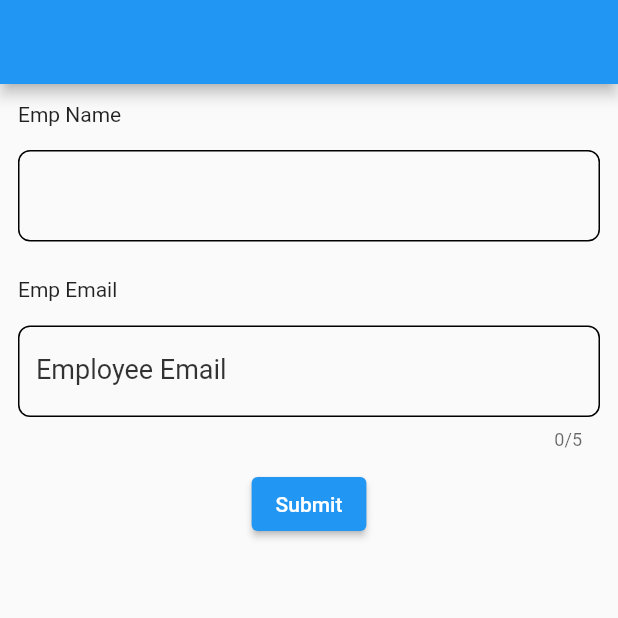
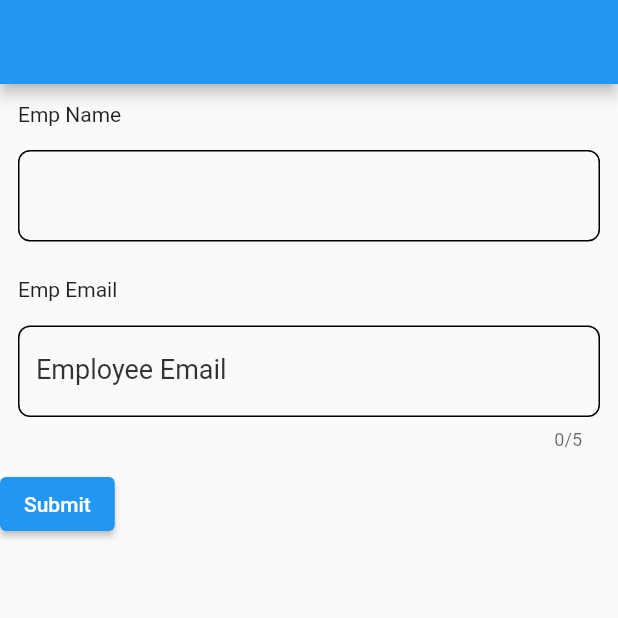
Before and after one commit to BunnyMan1/flutter_dynamic_forms, a Flutter app: the screen it shows after launch, on a phone screen of 412 x 824 dp, the top half of it. Run offline on Flutter 3.47's test engine with Material 2 defaults, Android fonts, the phone set to English and light mode, and no system bars.

Commit message:
updated form props model and form widget

```diff
--- a/lib/src/form/form_widget.dart
+++ b/lib/src/form/form_widget.dart
@@ -6,7 +6,7 @@ import '../models/base_model.dart';
 
 class FlutterDynamicForm extends StatefulWidget {
   final FlutterDynamicFormData formData;
-  final Function(Map<String, dynamic>)? onSubmit;
+  final void Function(Map<String, dynamic>)? onSubmit;
   const FlutterDynamicForm({
     Key? key,
     required this.formData,
@@ -20,10 +20,16 @@ class FlutterDynamicForm extends StatefulWidget {
 class _FlutterDynamicFormState extends State<FlutterDynamicForm> {
   @override
   void initState() {
+    // Check the list of components before the form is rendered.
     _componentsChecker();
     super.initState();
   }
 
+  /// This method will check the list of components for any duplicate name being used.
+  /// Since the `name` being passed is used as unique key, duplicate names will cause
+  /// undesired effects like values of one or more fields being overwritten. So this
+  /// check is required to avoid such scenarios. This method will throw an error with
+  /// the name of the duplicated key if found.
   _componentsChecker() {
     var checkMap = {};
     for (var i in widget.formData.components) {
@@ -36,7 +42,6 @@ class _FlutterDynamicFormState extends State<FlutterDynamicForm> {
   }
 
   final Map<String, dynamic> _values = {};
-  final Map<String, bool> _validations = {};
 
   @override
   Widget build(BuildContext context) {
@@ -51,11 +56,35 @@ class _FlutterDynamicFormState extends State<FlutterDynamicForm> {
                 ),
               )
               .toList(),
-          ElevatedButton(
-            onPressed: () {
-              if (widget.onSubmit != null) widget.onSubmit!(_values);
-            },
-            child: const Text("Submit"),
+          Row(
+            children: [
+              // If show reset button is true  AND
+              // if custom reset button is not given (null)
+              // --> SHOW default reset button
+              if (widget.formData.props?.showResetButton == true &&
+                  widget.formData.props?.customResetButton == null)
+                ElevatedButton(
+                  onPressed: () {
+                    if (widget.onSubmit != null) widget.onSubmit!(_values);
+                  },
+                  child: const Text("Reset"),
+                ),
+
+              // If show reset button is true  AND
+              // if custom reset button is given (not null)
+              // --> SHOW passed in custom reset button
+              if (widget.formData.props?.showResetButton == true &&
+                  widget.formData.props?.customResetButton != null)
+                widget.formData.props!.customResetButton!,
+
+              // Submit button
+              ElevatedButton(
+                onPressed: () {
+                  if (widget.onSubmit != null) widget.onSubmit!(_values);
+                },
+                child: const Text("Submit"),
+              ),
+            ],
           ),
         ],
       ),
--- a/lib/src/models/form_props.dart
+++ b/lib/src/models/form_props.dart
@@ -1,5 +1,6 @@
 import 'dart:convert';
 
+import 'package:flutter/material.dart';
 import 'package:json_annotation/json_annotation.dart';
 
 part 'form_props.g.dart';
@@ -12,9 +13,57 @@ class FormProps {
   @JsonKey(name: 'description')
   final String description;
 
+  @JsonKey(name: 'number_of_pages')
+  final int numberOfPages;
+
+  @JsonKey(name: "primary_color")
+  final String primaryColor;
+
+  @JsonKey(name: "background_color")
+  final String backgroundColor;
+
+  @JsonKey(name: "form_item_vertical_marging")
+  final double formItemVerticalMarging;
+
+  @JsonKey(name: "auto_show_errors")
+  final bool autoShowErrors;
+
+  @JsonKey(name: "show_reset_button")
+  final bool showResetButton;
+
+  @JsonKey(ignore: true)
+  final Widget? customResetButton;
+
+  @JsonKey(ignore: true)
+  final Widget? customSubmitButton;
+
+  @JsonKey(name: 'locale')
+  final String locale;
+
+  @JsonKey(name: 'size')
+  final Size size;
+
+  @JsonKey(name: 'label_position')
+  final Position labelPosition;
+
+  @JsonKey(name: 'label_alignment')
+  final Alignment labelAlignment;
+
   FormProps({
     this.title = "",
     this.description = "",
+    this.autoShowErrors = true,
+    this.primaryColor = "000000",
+    this.backgroundColor = "ffffff",
+    this.customResetButton,
+    this.formItemVerticalMarging = 12.0,
+    this.numberOfPages = 1,
+    this.showResetButton = true,
+    this.labelAlignment = Alignment.left,
+    this.labelPosition = Position.top,
+    this.locale = 'en',
+    this.size = Size.defaultLarge,
+    this.customSubmitButton,
   });
 
   //Factory constructor.
@@ -33,3 +82,9 @@ class FormProps {
     return _$FormPropsToJson(object);
   }
 }
+
+enum Size { mini, small, medium, defaultLarge }
+
+enum Position { left, right, top, bottom }
+
+enum Alignment { left, right }
--- a/models_outline.dart
+++ b/models_outline.dart
@@ -29,8 +29,6 @@ var form_options = {
 
   "show_reset_button": true,
 
-  "on_reset": "void Function onReset(Map<String,dynamic> values)",
-
   // Only to be present in dart or map
   "custom_reset_button": "",
 
@@ -44,6 +42,8 @@ var form_options = {
   // "submission_url": "",
 
   // "before_submit": "bool Function onSubmit(Map<String,dynamic> values)",
+
+  "on_reset": "void Function onReset(Map<String,dynamic> values)",
 
   "on_submit": "void Function onSubmit(Map<String,dynamic> values)",
 
```
Also changed, not shown: lib/src/models/form_props.g.dart, lib/src/models/text_field_props.g.dart.
